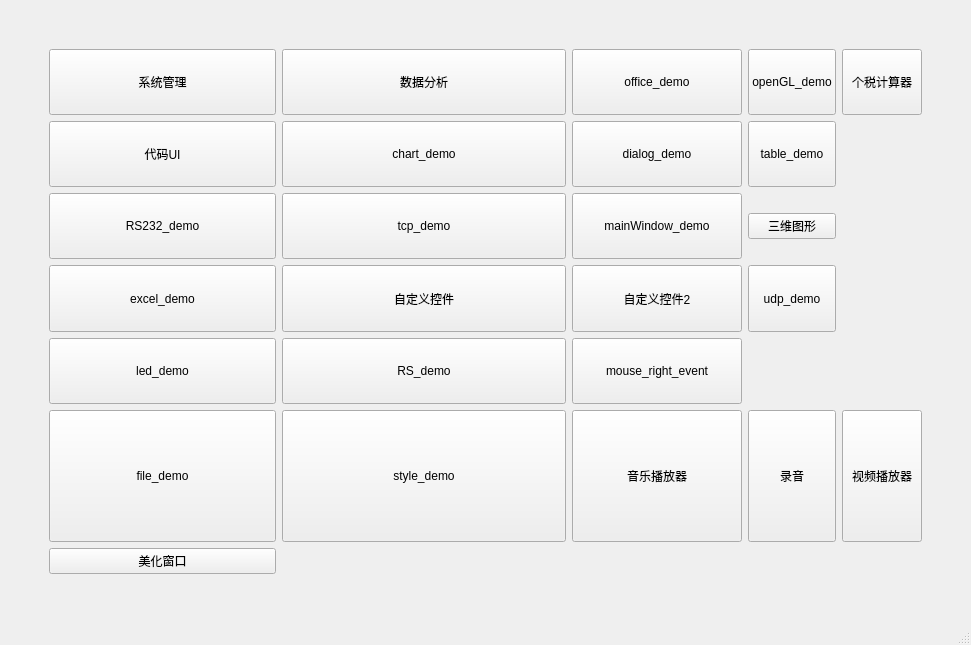
Qt form widgetsDemo/mainwindow.ui (TYHJgy/QT-demo) before a commit.
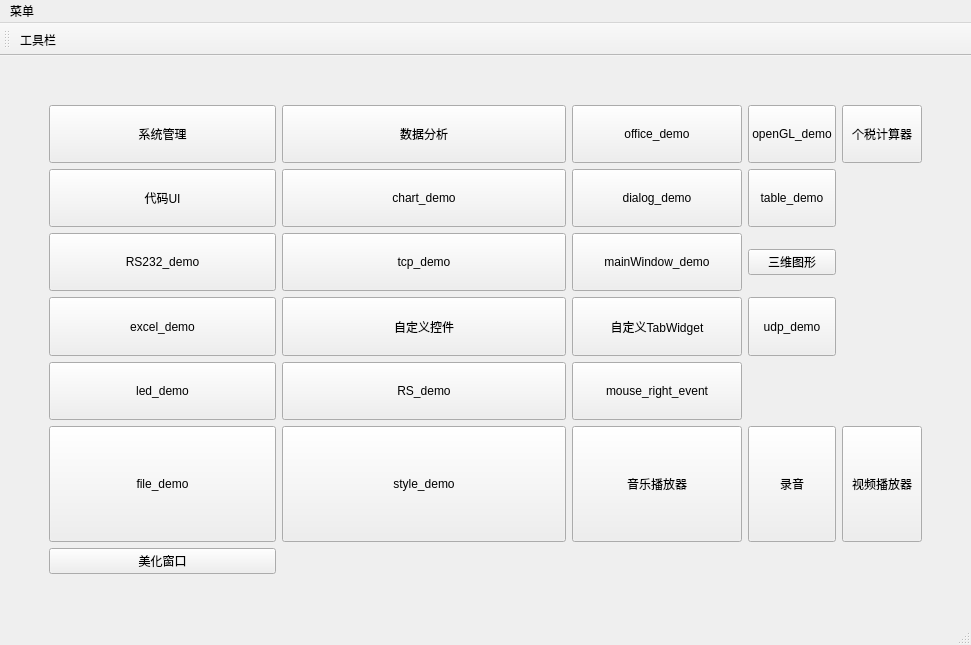
The same form after that commit.

Patch:
```diff
--- a/widgetsDemo/mainwindow.ui
+++ b/widgetsDemo/mainwindow.ui
@@ -333,7 +333,7 @@
        </sizepolicy>
       </property>
       <property name="text">
-       <string>自定义控件2</string>
+       <string>自定义TabWidget</string>
       </property>
      </widget>
     </item>
@@ -441,7 +441,33 @@
      <height>26</height>
     </rect>
    </property>
+   <widget class="QMenu" name="menu">
+    <property name="title">
+     <string>菜单</string>
+    </property>
+   </widget>
+   <addaction name="menu"/>
   </widget>
+  <widget class="QToolBar" name="toolBar">
+   <property name="windowTitle">
+    <string>toolBar</string>
+   </property>
+   <attribute name="toolBarArea">
+    <enum>TopToolBarArea</enum>
+   </attribute>
+   <attribute name="toolBarBreak">
+    <bool>false</bool>
+   </attribute>
+   <addaction name="action"/>
+  </widget>
+  <action name="action">
+   <property name="text">
+    <string>工具栏</string>
+   </property>
+   <property name="toolTip">
+    <string>工具栏</string>
+   </property>
+  </action>
  </widget>
  <resources/>
  <connections/>
```
